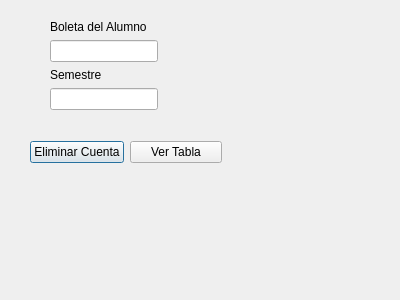
This is Pruebas/UI/EliminarCuentas.ui in Remv123/DB_SQLite as Qt 5 draws it before an edit. The edited form follows.
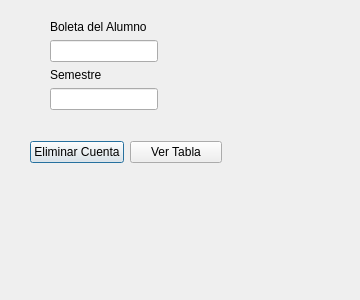
This is the edited form.

```diff
--- a/Pruebas/UI/EliminarCuentas.ui
+++ b/Pruebas/UI/EliminarCuentas.ui
@@ -6,14 +6,20 @@
    <rect>
     <x>0</x>
     <y>0</y>
-    <width>400</width>
+    <width>360</width>
     <height>300</height>
    </rect>
   </property>
+  <property name="maximumSize">
+   <size>
+    <width>360</width>
+    <height>300</height>
+   </size>
+  </property>
   <property name="windowTitle">
    <string>Borrar Usuario</string>
   </property>
-  <widget class="QWidget" name="">
+  <widget class="QWidget" name="layoutWidget">
    <property name="geometry">
     <rect>
      <x>50</x>
@@ -45,7 +51,7 @@
     </item>
    </layout>
   </widget>
-  <widget class="QWidget" name="">
+  <widget class="QWidget" name="layoutWidget">
    <property name="geometry">
     <rect>
      <x>30</x>
```
Left out of the diff: 2 changed lines with no effect on the pictures.
